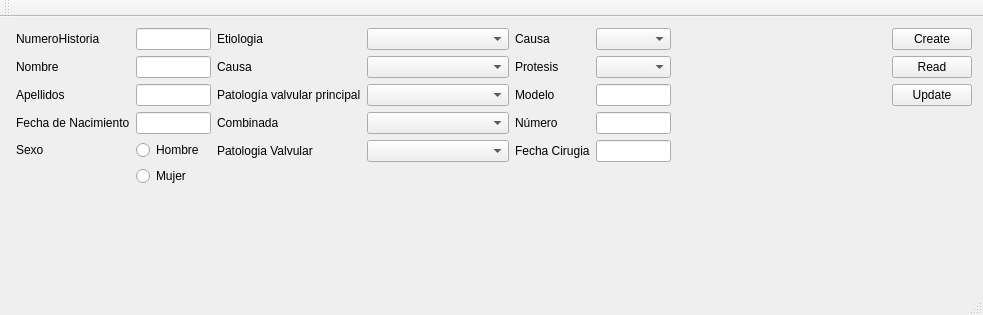
The window that mainwindow.ui (iyustlop/valvulares) describes before a commit, drawn with Qt 5.
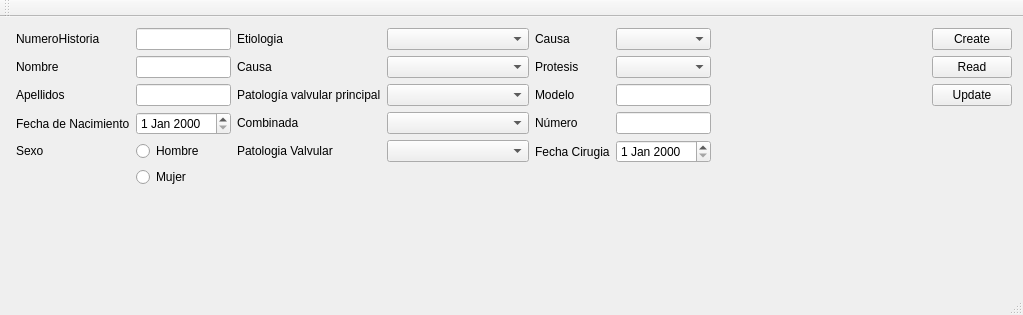
The same window after the commit.

Commit message: Getting Protesic Disfunction

The edit to the form file:
```diff
--- a/mainwindow.ui
+++ b/mainwindow.ui
@@ -135,20 +135,7 @@
          </widget>
         </item>
         <item row="3" column="1">
-         <widget class="QLineEdit" name="fechaDeNacimientoLineEdit">
-          <property name="sizePolicy">
-           <sizepolicy hsizetype="Maximum" vsizetype="Fixed">
-            <horstretch>0</horstretch>
-            <verstretch>0</verstretch>
-           </sizepolicy>
-          </property>
-          <property name="maximumSize">
-           <size>
-            <width>500</width>
-            <height>16777215</height>
-           </size>
-          </property>
-         </widget>
+         <widget class="QDateEdit" name="dateEditBirthDate"/>
         </item>
        </layout>
       </item>
@@ -458,20 +445,7 @@
            </widget>
           </item>
           <item row="5" column="1">
-           <widget class="QLineEdit" name="fechaCirugiaLineEdit">
-            <property name="sizePolicy">
-             <sizepolicy hsizetype="Maximum" vsizetype="Fixed">
-              <horstretch>0</horstretch>
-              <verstretch>0</verstretch>
-             </sizepolicy>
-            </property>
-            <property name="maximumSize">
-             <size>
-              <width>215</width>
-              <height>16777215</height>
-             </size>
-            </property>
-           </widget>
+           <widget class="QDateEdit" name="dateEditSugeryDate"/>
           </item>
          </layout>
         </item>
```
The commit also changes 2 other files.
